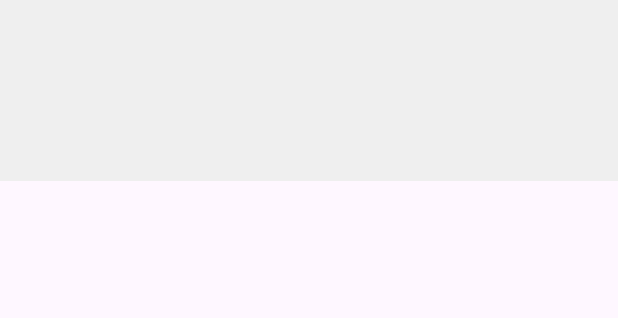
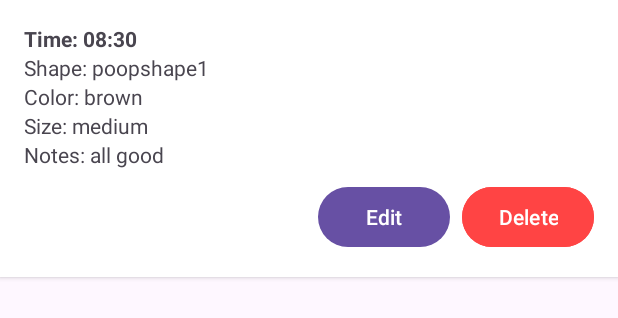
Before and after one commit to elsyap2252/Poopoo-App, an Android app: the layout item_poop_log.xml on its own in the app's theme, with its tools: preview values and no code run, on a phone screen of 412 x 824 dp. Shown: the top 318 px of the screen. Run offline under Robolectric (Android 15) with nearby library versions, the phone set to English and light mode, and no system bars.

Commit message:
tambah edit dan delete ronde 1

```diff
--- a/app/src/main/res/layout/item_poop_log.xml
+++ b/app/src/main/res/layout/item_poop_log.xml
@@ -1,35 +1,62 @@
-<?xml version="1.0" encoding="utf-8"?>
 <LinearLayout xmlns:android="http://schemas.android.com/apk/res/android"
     android:orientation="vertical"
     android:layout_width="match_parent"
     android:layout_height="wrap_content"
-    android:padding="12dp"
-    android:background="#EFEFEF"
-    android:layout_marginBottom="8dp">
+    android:padding="16dp"
+    android:background="#FFFFFF"
+    android:elevation="2dp">
 
     <TextView
         android:id="@+id/txtTime"
-        android:layout_width="wrap_content"
-        android:layout_height="wrap_content"
-        android:textStyle="bold" />
+        android:textStyle="bold"
+        android:text="Time: 08:30"
+        android:layout_width="match_parent"
+        android:layout_height="wrap_content" />
 
     <TextView
         android:id="@+id/txtShape"
-        android:layout_width="wrap_content"
-        android:layout_height="wrap_content" />
+        android:layout_width="match_parent"
+        android:layout_height="wrap_content"
+        android:text="Shape: poopshape1" />
 
     <TextView
         android:id="@+id/txtColor"
-        android:layout_width="wrap_content"
-        android:layout_height="wrap_content" />
+        android:layout_width="match_parent"
+        android:layout_height="wrap_content"
+        android:text="Color: brown" />
 
     <TextView
         android:id="@+id/txtSize"
-        android:layout_width="wrap_content"
-        android:layout_height="wrap_content" />
+        android:layout_width="match_parent"
+        android:layout_height="wrap_content"
+        android:text="Size: medium" />
 
     <TextView
         android:id="@+id/txtNotes"
-        android:layout_width="wrap_content"
-        android:layout_height="wrap_content" />
+        android:layout_width="match_parent"
+        android:layout_height="wrap_content"
+        android:text="Notes: all good" />
+
+    <LinearLayout
+        android:orientation="horizontal"
+        android:layout_width="match_parent"
+        android:layout_height="wrap_content"
+        android:layout_marginTop="8dp"
+        android:gravity="end">
+
+        <Button
+            android:id="@+id/btnEdit"
+            android:layout_width="wrap_content"
+            android:layout_height="wrap_content"
+            android:text="Edit" />
+
+        <Button
+            android:id="@+id/btnDelete"
+            android:layout_width="wrap_content"
+            android:layout_height="wrap_content"
+            android:text="Delete"
+            android:backgroundTint="#FF4444"
+            android:textColor="#FFFFFF"
+            android:layout_marginStart="8dp"/>
+    </LinearLayout>
 </LinearLayout>
```
Also changed, not shown: app/src/main/java/com/example/poopoo_app/EditPoopActivity.java (added, +66 -0 lines), app/src/main/java/com/example/poopoo_app/PoopDatabaseHelper.java (+27 -9 lines), app/src/main/java/com/example/poopoo_app/PoopLog.java (+21 -2 lines), app/src/main/java/com/example/poopoo_app/PoopLogAdapter.java (+29 -0 lines), app/src/main/res/layout/activity_edit_poop.xml (added, +57 -0 lines).
